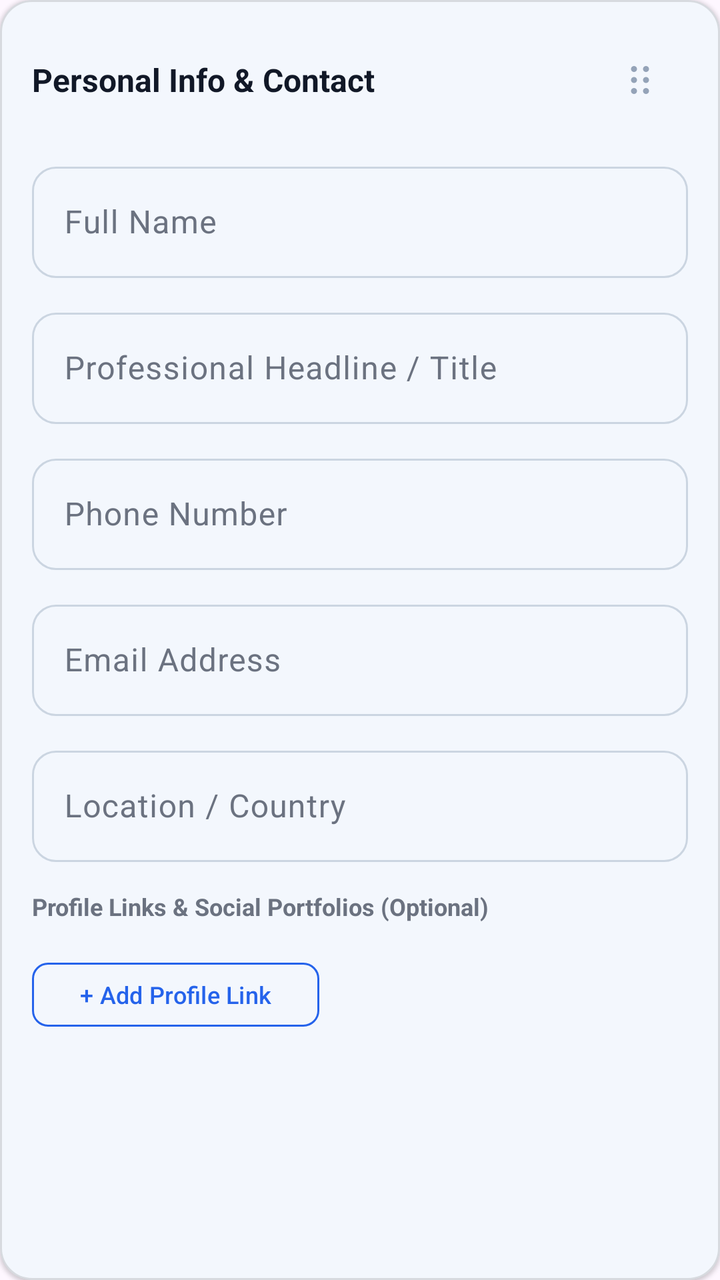
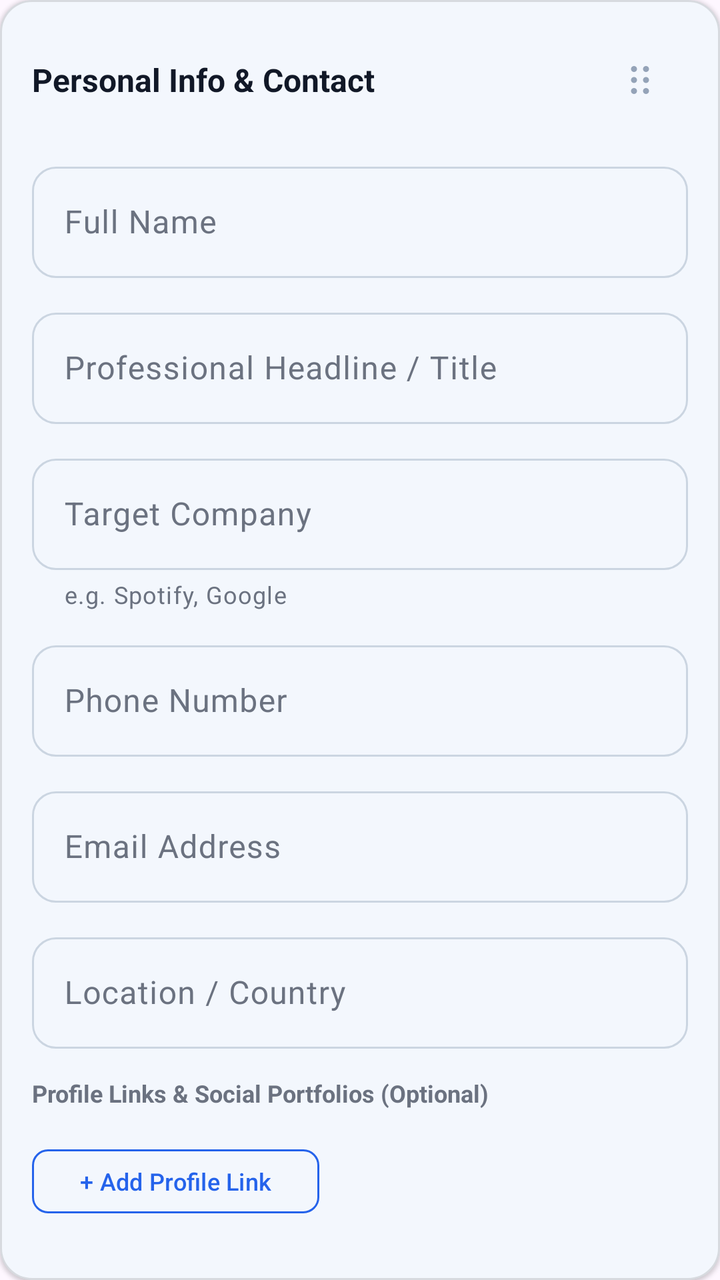

The first picture is an Android layout as it rendered before a commit; the second is the same layout after the commit. The layout source and the unified diff follow.
<!-- AndroidManifest.xml: application theme Theme.MyApplication -->
<!-- res/layout/item_personal_info.xml -->
<?xml version="1.0" encoding="utf-8"?>
<com.google.android.material.card.MaterialCardView xmlns:android="http://schemas.android.com/apk/res/android"
    xmlns:app="http://schemas.android.com/apk/res-auto"
    android:layout_width="match_parent"
    android:layout_height="wrap_content"
    android:layout_marginBottom="16dp"
    app:cardBackgroundColor="@color/app_surface"
    app:cardCornerRadius="16dp"
    app:cardElevation="1dp"
    app:strokeColor="@color/app_border"
    app:strokeWidth="1dp">

    <LinearLayout
        android:layout_width="match_parent"
        android:layout_height="wrap_content"
        android:orientation="vertical"
        android:padding="16dp">

        
        <RelativeLayout
            android:layout_width="match_parent"
            android:layout_height="wrap_content"
            android:layout_marginBottom="14dp">

            <TextView
                android:id="@+id/tvSectionTitle"
                android:layout_width="wrap_content"
                android:layout_height="wrap_content"
                android:layout_alignParentStart="true"
                android:layout_centerVertical="true"
                android:text="@string/personal_info_contact"
                android:textColor="@color/app_text_primary"
                android:textSize="16sp"
                android:textStyle="bold" />

            <ImageView
                android:id="@+id/ivDragHandle"
                android:layout_width="48dp"
                android:layout_height="48dp"
                android:layout_alignParentEnd="true"
                android:layout_centerVertical="true"
                android:background="?attr/selectableItemBackgroundBorderless"
                android:contentDescription="Drag to reorder section"
                android:padding="12dp"
                android:src="@drawable/ic_drag_handle" />

        </RelativeLayout>

        
        <com.google.android.material.textfield.TextInputLayout
            android:id="@+id/tilFullName"
            style="@style/Widget.Material3.TextInputLayout.OutlinedBox"
            android:layout_width="match_parent"
            android:layout_height="wrap_content"
            android:layout_marginBottom="12dp"
            android:hint="@string/hint_full_name"
            app:boxCornerRadiusBottomEnd="12dp"
            app:boxCornerRadiusBottomStart="12dp"
            app:boxCornerRadiusTopEnd="12dp"
            app:boxCornerRadiusTopStart="12dp">

            <com.google.android.material.textfield.TextInputEditText
                android:id="@+id/etFullName"
                android:layout_width="match_parent"
                android:layout_height="wrap_content"
                android:imeOptions="actionNext"
                android:inputType="textPersonName|textCapWords"
                android:maxLines="1"
                android:textColor="@color/app_text_primary" />

        </com.google.android.material.textfield.TextInputLayout>

        
        <com.google.android.material.textfield.TextInputLayout
            android:id="@+id/tilJobTitle"
            style="@style/Widget.Material3.TextInputLayout.OutlinedBox"
            android:layout_width="match_parent"
            android:layout_height="wrap_content"
            android:layout_marginBottom="12dp"
            android:hint="@string/hint_job_title"
            app:boxCornerRadiusBottomEnd="12dp"
            app:boxCornerRadiusBottomStart="12dp"
            app:boxCornerRadiusTopEnd="12dp"
            app:boxCornerRadiusTopStart="12dp">

            <com.google.android.material.textfield.TextInputEditText
                android:id="@+id/etJobTitle"
                android:layout_width="match_parent"
                android:layout_height="wrap_content"
                android:imeOptions="actionNext"
                android:inputType="textCapWords"
                android:maxLines="1"
                android:textColor="@color/app_text_primary" />

        </com.google.android.material.textfield.TextInputLayout>

        
        <com.google.android.material.textfield.TextInputLayout
            android:id="@+id/tilPhone"
            style="@style/Widget.Material3.TextInputLayout.OutlinedBox"
            android:layout_width="match_parent"
            android:layout_height="wrap_content"
            android:layout_marginBottom="12dp"
            android:hint="@string/hint_phone"
            app:boxCornerRadiusBottomEnd="12dp"
            app:boxCornerRadiusBottomStart="12dp"
            app:boxCornerRadiusTopEnd="12dp"
            app:boxCornerRadiusTopStart="12dp">

            <com.google.android.material.textfield.TextInputEditText
                android:id="@+id/etPhone"
                android:layout_width="match_parent"
                android:layout_height="wrap_content"
                android:imeOptions="actionNext"
                android:inputType="phone"
                android:maxLines="1"
                android:textColor="@color/app_text_primary" />

        </com.google.android.material.textfield.TextInputLayout>

        
        <com.google.android.material.textfield.TextInputLayout
            android:id="@+id/tilEmail"
            style="@style/Widget.Material3.TextInputLayout.OutlinedBox"
            android:layout_width="match_parent"
            android:layout_height="wrap_content"
            android:layout_marginBottom="12dp"
            android:hint="@string/hint_email"
            app:boxCornerRadiusBottomEnd="12dp"
            app:boxCornerRadiusBottomStart="12dp"
            app:boxCornerRadiusTopEnd="12dp"
            app:boxCornerRadiusTopStart="12dp">

            <com.google.android.material.textfield.TextInputEditText
                android:id="@+id/etEmail"
                android:layout_width="match_parent"
                android:layout_height="wrap_content"
                android:imeOptions="actionNext"
                android:inputType="textEmailAddress"
                android:maxLines="1"
                android:textColor="@color/app_text_primary" />

        </com.google.android.material.textfield.TextInputLayout>

        
        <com.google.android.material.textfield.TextInputLayout
            android:id="@+id/tilLocation"
            style="@style/Widget.Material3.TextInputLayout.OutlinedBox"
            android:layout_width="match_parent"
            android:layout_height="wrap_content"
            android:layout_marginBottom="14dp"
            android:hint="@string/hint_location"
            app:boxCornerRadiusBottomEnd="12dp"
            app:boxCornerRadiusBottomStart="12dp"
            app:boxCornerRadiusTopEnd="12dp"
            app:boxCornerRadiusTopStart="12dp">

            <com.google.android.material.textfield.TextInputEditText
                android:id="@+id/etLocation"
                android:layout_width="match_parent"
                android:layout_height="wrap_content"
                android:imeOptions="actionDone"
                android:inputType="textCapWords"
                android:maxLines="1"
                android:textColor="@color/app_text_primary" />

        </com.google.android.material.textfield.TextInputLayout>

        
        <TextView
            android:layout_width="wrap_content"
            android:layout_height="wrap_content"
            android:layout_marginBottom="8dp"
            android:text="@string/header_profile_links"
            android:textColor="@color/app_text_muted"
            android:textSize="12sp"
            android:textStyle="bold" />

        
        <LinearLayout
            android:id="@+id/llProfileLinks"
            android:layout_width="match_parent"
            android:layout_height="wrap_content"
            android:orientation="vertical"
            android:layout_marginBottom="8dp" />

        <com.google.android.material.button.MaterialButton
            android:id="@+id/btnAddProfileLink"
            style="?attr/materialButtonOutlinedStyle"
            android:layout_width="wrap_content"
            android:layout_height="40dp"
            android:text="@string/action_add_profile_link"
            android:textSize="12sp"
            app:cornerRadius="8dp"
            app:strokeColor="@color/app_primary" />

    </LinearLayout>

</com.google.android.material.card.MaterialCardView>
<!-- resources referenced by this layout -->
<resources>
  <color name="app_border">#1E000000</color>
  <color name="app_primary">#2563EB</color>
  <color name="app_surface">#FFFFFF</color>
  <color name="app_text_muted">#6B7280</color>
  <color name="app_text_primary">#111827</color>
  <!-- drawable ic_drag_handle (drawable) -->
  <vector xmlns:android="http://schemas.android.com/apk/res/android"
      android:width="24dp"
      android:height="24dp"
      android:viewportWidth="24"
      android:viewportHeight="24">
      
      <path
          android:fillColor="#94A3B8"
          android:pathData="M9,5a1.5,1.5 0 1,1 0,3 1.5,1.5 0 0,1 0,-3zM9,10.5a1.5,1.5 0 1,1 0,3 1.5,1.5 0 0,1 0,-3zM9,16a1.5,1.5 0 1,1 0,3 1.5,1.5 0 0,1 0,-3zM15,5a1.5,1.5 0 1,1 0,3 1.5,1.5 0 0,1 0,-3zM15,10.5a1.5,1.5 0 1,1 0,3 1.5,1.5 0 0,1 0,-3zM15,16a1.5,1.5 0 1,1 0,3 1.5,1.5 0 0,1 0,-3z" />
  </vector>
  <string name="action_add_profile_link">+ Add Profile Link</string>
  <string name="header_profile_links">Profile Links &amp; Social Portfolios (Optional)</string>
  <string name="hint_email">Email Address</string>
  <string name="hint_full_name">Full Name</string>
  <string name="hint_job_title">Professional Headline / Title</string>
  <string name="hint_location">Location / Country</string>
  <string name="hint_phone">Phone Number</string>
  <string name="personal_info_contact">Personal Info &amp; Contact</string>
  <color name="app_primary_container">#1A2563EB</color>
  <color name="chip_bg_color">#F0F4F8</color>
  <color name="chip_text_color">#0F172A</color>
  <color name="chip_stroke_color">#CBD5E1</color>
  <color name="app_background">#F4F5F7</color>
  <style name="Widget.App.SkillChip" parent="Widget.Material3.Chip.Assist">
          <item name="chipBackgroundColor">@color/chip_bg_color</item>
          <item name="chipStrokeColor">@color/chip_stroke_color</item>
          <item name="chipStrokeWidth">1dp</item>
          <item name="chipCornerRadius">8dp</item>
          <item name="android:textColor">@color/chip_text_color</item>
          <item name="closeIconTint">@color/chip_close_icon_tint</item>
      </style>
  <style name="AppBottomSheetDialogTheme" parent="Theme.Material3.DayNight.BottomSheetDialog">
          <item name="colorSurfaceContainerLow">@color/app_surface</item>
          <item name="bottomSheetStyle">@style/AppModalBottomSheet</item>
      </style>
  <color name="chip_close_icon_tint">#64748B</color>
  <style name="AppModalBottomSheet" parent="Widget.Material3.BottomSheet.Modal">
          <item name="backgroundTint">@color/app_surface</item>
      </style>
  <!-- unchanged entries left out for length: 1 -->
</resources>

<!-- the commit's change to res/layout/item_personal_info.xml (unified diff, before → after) -->
@@ -96,6 +96,32 @@
 
         
         <com.google.android.material.textfield.TextInputLayout
+            android:id="@+id/tilTargetCompany"
+            style="@style/Widget.Material3.TextInputLayout.OutlinedBox"
+            android:layout_width="match_parent"
+            android:layout_height="wrap_content"
+            android:layout_marginBottom="12dp"
+            android:hint="@string/hint_target_company"
+            app:helperText="@string/helper_target_company"
+            app:helperTextEnabled="true"
+            app:boxCornerRadiusBottomEnd="12dp"
+            app:boxCornerRadiusBottomStart="12dp"
+            app:boxCornerRadiusTopEnd="12dp"
+            app:boxCornerRadiusTopStart="12dp">
+
+            <com.google.android.material.textfield.TextInputEditText
+                android:id="@+id/etTargetCompany"
+                android:layout_width="match_parent"
+                android:layout_height="wrap_content"
+                android:imeOptions="actionNext"
+                android:inputType="textCapWords"
+                android:maxLines="1"
+                android:textColor="@color/app_text_primary" />
+
+        </com.google.android.material.textfield.TextInputLayout>
+
+        
+        <com.google.android.material.textfield.TextInputLayout
             android:id="@+id/tilPhone"
             style="@style/Widget.Material3.TextInputLayout.OutlinedBox"
             android:layout_width="match_parent"
<!-- resource entries referenced after the edit -->
@@ -18,11 +18,13 @@
   </vector>
   <string name="action_add_profile_link">+ Add Profile Link</string>
   <string name="header_profile_links">Profile Links &amp; Social Portfolios (Optional)</string>
+  <string name="helper_target_company">e.g. Spotify, Google</string>
   <string name="hint_email">Email Address</string>
   <string name="hint_full_name">Full Name</string>
   <string name="hint_job_title">Professional Headline / Title</string>
   <string name="hint_location">Location / Country</string>
   <string name="hint_phone">Phone Number</string>
+  <string name="hint_target_company">Target Company</string>
   <string name="personal_info_contact">Personal Info &amp; Contact</string>
   <color name="app_primary_container">#1A2563EB</color>
   <color name="chip_bg_color">#F0F4F8</color>
